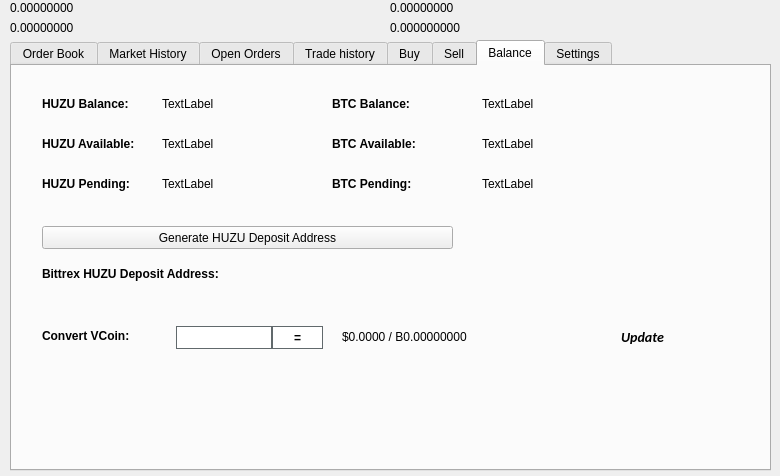
This is src/qt/forms/tradingdialog.ui in unigrid-project/daemon as Qt 5 draws it before an edit. The edited form follows.
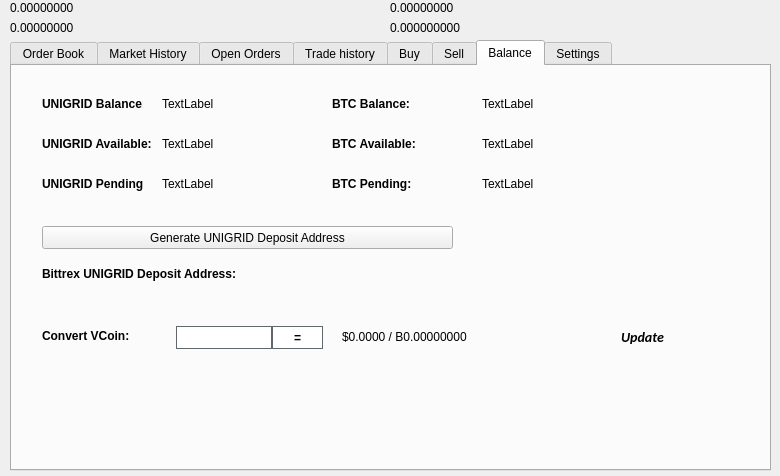
This is the edited form. The open tabs and pages were chosen to show the change. Icons and pictures are not drawn.

Commit message: Migrate the whole repository to the UNIGRID brand

The edit to the form file:
```diff
--- a/src/qt/forms/tradingdialog.ui
+++ b/src/qt/forms/tradingdialog.ui
@@ -2762,7 +2762,7 @@
       </font>
      </property>
      <property name="text">
-      <string>HUZU Balance:</string>
+      <string>UNIGRID Balance:</string>
      </property>
     </widget>
     <widget class="QLabel" name="label_12">
@@ -2813,7 +2813,7 @@
       </font>
      </property>
      <property name="text">
-      <string>HUZU Available:</string>
+      <string>UNIGRID Available:</string>
      </property>
     </widget>
     <widget class="QLabel" name="label_14">
@@ -2832,7 +2832,7 @@
       </font>
      </property>
      <property name="text">
-      <string>HUZU Pending:</string>
+      <string>UNIGRID Pending:</string>
      </property>
     </widget>
     <widget class="QLabel" name="HUZUPendingLabel">
@@ -2928,7 +2928,7 @@
       </font>
      </property>
      <property name="text">
-      <string>Bittrex HUZU Deposit Address:</string>
+      <string>Bittrex UNIGRID Deposit Address:</string>
      </property>
     </widget>
     <widget class="QPushButton" name="GenDepositBTN">
@@ -2941,7 +2941,7 @@
       </rect>
      </property>
      <property name="text">
-      <string>Generate HUZU Deposit Address</string>
+      <string>Generate UNIGRID Deposit Address</string>
      </property>
      <property name="icon">
       <iconset resource="../huzu.qrc">
```
Left out of the diff: 46 changed lines with no effect on the pictures. The commit also changes 587 other files.
